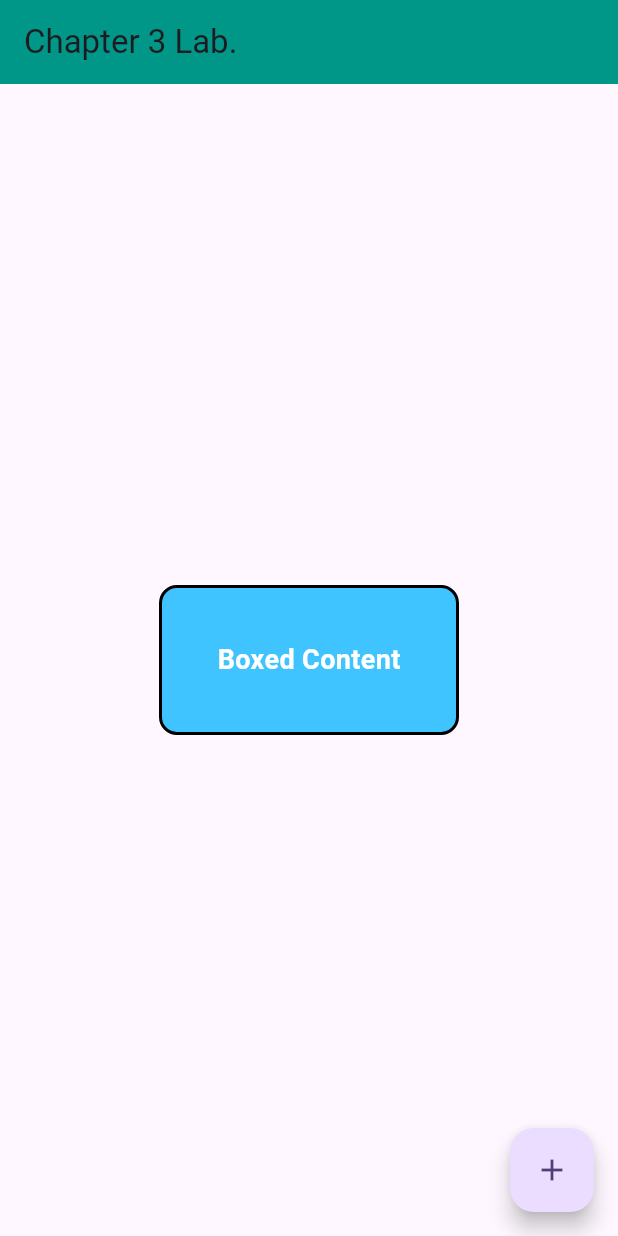
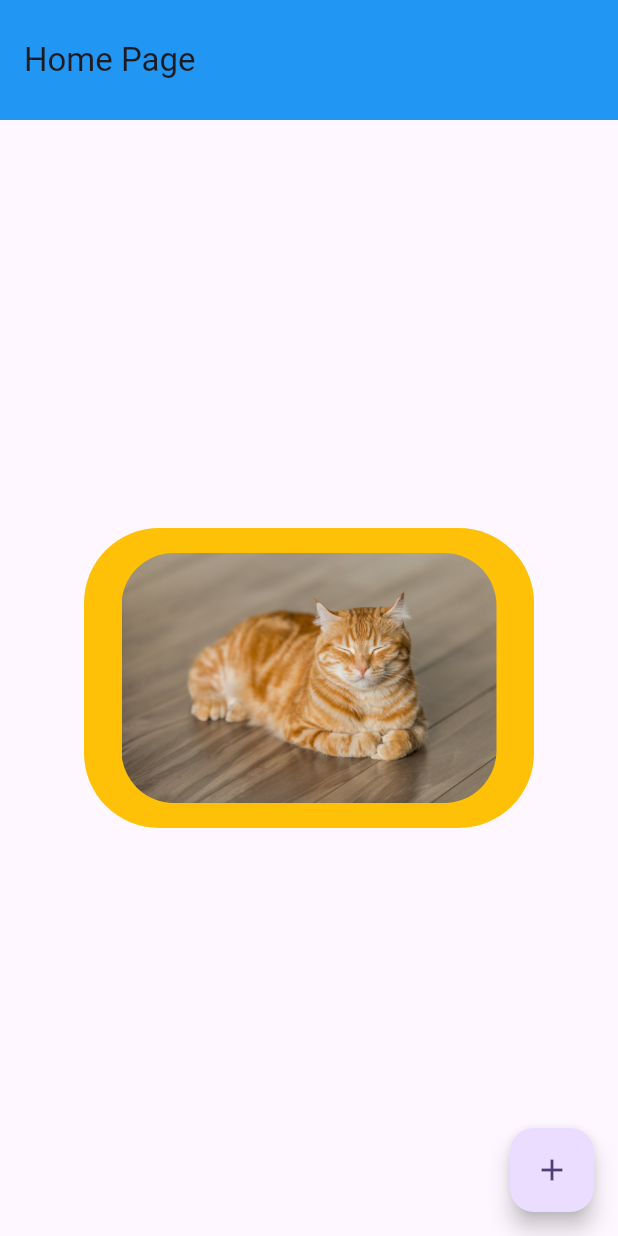
Before and after one commit to Gurkkiat/my_first_application, a Flutter app: the screen it shows after launch, on a phone screen of 412 x 824 dp. Run offline on Flutter 3.47's test engine with Material 3 defaults, Android fonts, the phone set to English and light mode, and no system bars.

```diff
--- a/lib/main.dart
+++ b/lib/main.dart
@@ -1,22 +1,25 @@
-import 'package:flutter/material.dart';
+import 'package:flutter/material.dart'; // Import ไลบรารี Material ของ Flutter
 
 void main() {
-  runApp(const MyApp()); // เริ่มแอปโดยใช้ MyApp เป็นวิดเจ็ตราก
+  // จุดเริ่มต้นของแอป Flutter
+  runApp(const MyApp()); // บอก Flutter ว่าวิดเจ็ตใดคือรากฐานของแอป
 }
 
+// MyApp โดยทั่วไปคือวิดเจ็ตรากฐานของแอปพลิเคชันของคุณ
 class MyApp extends StatelessWidget {
-  const MyApp({super.key});
+  const MyApp({super.key}); // Constructor
 
   @override
   Widget build(BuildContext context) {
+    // เมธอด build() ส่งคืนโครงสร้างต้นไม้วิดเจ็ตสำหรับวิดเจ็ตนี้
     return MaterialApp(
-      title: 'Flutter Demo',
-      debugShowCheckedModeBanner: false, // ซ่อนแบนเนอร์ DEBUG
+      title: 'My Awesome App',
+      debugShowCheckedModeBanner: false, // ซ่อนแบนเนอร์ debug
       theme: ThemeData(
         colorScheme: ColorScheme.fromSeed(seedColor: Colors.deepPurple),
-        useMaterial3: true,
+        useMaterial3: true, // ใช้ Material Design เวอร์ชันล่าสุด
       ),
-      home: const MyHomePage(), // หน้าหลักของแอป
+      home: const MyHomePage(), // วิดเจ็ตหน้าจอหลักของคุณ
     );
   }
 }
@@ -27,48 +30,45 @@ class MyHomePage extends StatelessWidget {
   @override
   Widget build(BuildContext context) {
     return Scaffold(
+      // ให้โครงสร้างแอปพื้นฐาน
       appBar: AppBar(
-        title: const Text('Chapter 3 Lab.'),
-        backgroundColor: Colors.teal,
+        title: const Text('Home Page'),
+        backgroundColor: Colors.blue, // ปรับแต่งสี AppBar
+        toolbarHeight: 80.0,
       ),
-      body: const Center(
-        child: Padding(
-          padding: EdgeInsets.all(16.0),
-          child: MyBoxContent(),
+      body: Center(
+        // พื้นที่เนื้อหาหลัก
+        child: Container(
+          padding: EdgeInsets.all(10.0),
+          width: 300.0,
+          height: 200.0,
+          decoration: BoxDecoration(
+            color: Colors.amber,
+            borderRadius: BorderRadius.horizontal(
+              left: Radius.circular(50.0),
+              right: Radius.elliptical(50.0, 50.0),
+            ),
+          ),
+          child: Center(
+            child: ClipRRect(
+              borderRadius: BorderRadius.circular(35.0),
+              child: Image.asset(
+                'assets/images/A-Cat.jpg', // URL ของภาพที่ต้องการแสดง
+                width: 250,
+                //height: 200,
+                //fit: BoxFit.cover, // ปรับขนาดภาพให้พอดีกับ Container
+              ),
+            ),
+          ),
         ),
       ),
       floatingActionButton: FloatingActionButton(
         onPressed: () {
+          // การกระทำที่จะทำเมื่อกดปุ่ม
           print('FAB Pressed!');
         },
-        child: const Icon(Icons.add),
+        child: const Icon(Icons.add), // ไอคอนสำหรับปุ่ม
       ),
     );
   }
 }
-
-class MyBoxContent extends StatelessWidget {
-  const MyBoxContent({super.key});
-
-  @override
-  Widget build(BuildContext context) {
-    return Container(
-      width: 200,
-      height: 100,
-      alignment: Alignment.center,
-      decoration: BoxDecoration(
-        color: Colors.lightBlueAccent,
-        borderRadius: BorderRadius.circular(12.0),
-        border: Border.all(color: Colors.black, width: 2),
-      ),
-      child: const Text(
-        'Boxed Content',
-        style: TextStyle(
-          fontSize: 18,
-          fontWeight: FontWeight.bold,
-          color: Colors.white,
-        ),
-      ),
-    );
-  }
-}
--- a/pubspec.yaml
+++ b/pubspec.yaml
@@ -58,9 +58,8 @@ flutter:
   uses-material-design: true
 
   # To add assets to your application, add an assets section, like this:
-  # assets:
-  #   - images/a_dot_burr.jpeg
-  #   - images/a_dot_ham.jpeg
+  assets:
+    - assets/images/A-Cat.jpg
 
   # An image asset can refer to one or more resolution-specific "variants", see
   # https://flutter.dev/to/resolution-aware-images
```
Also changed, not shown: assets/images/A-Cat.jpg (added).
